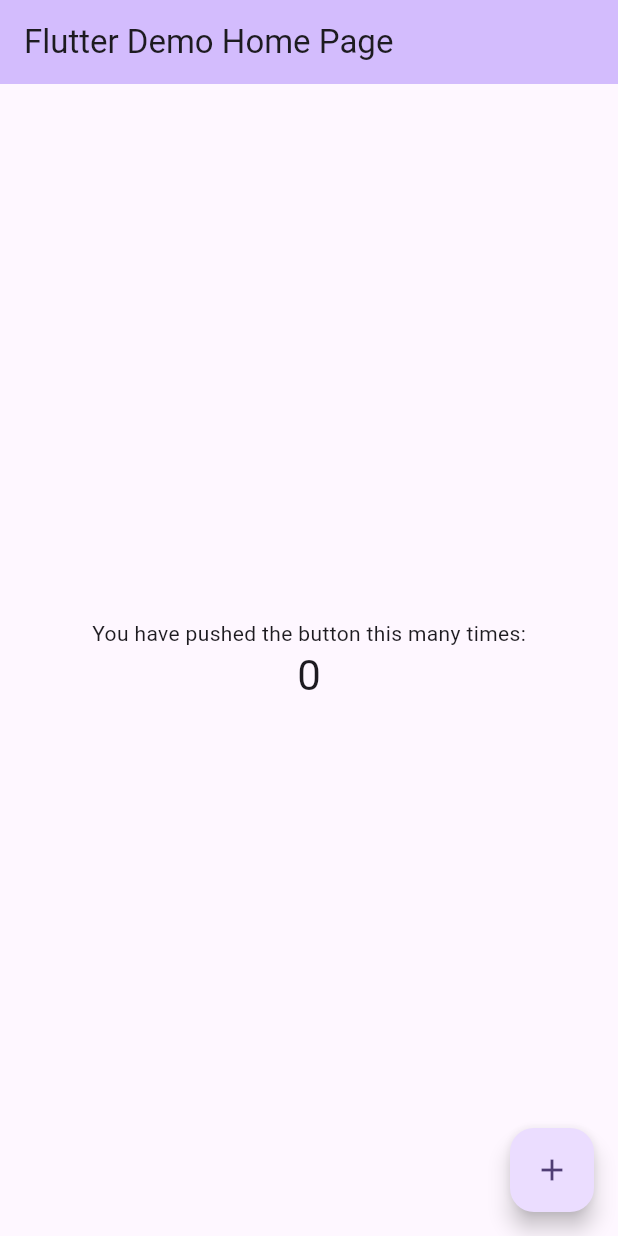
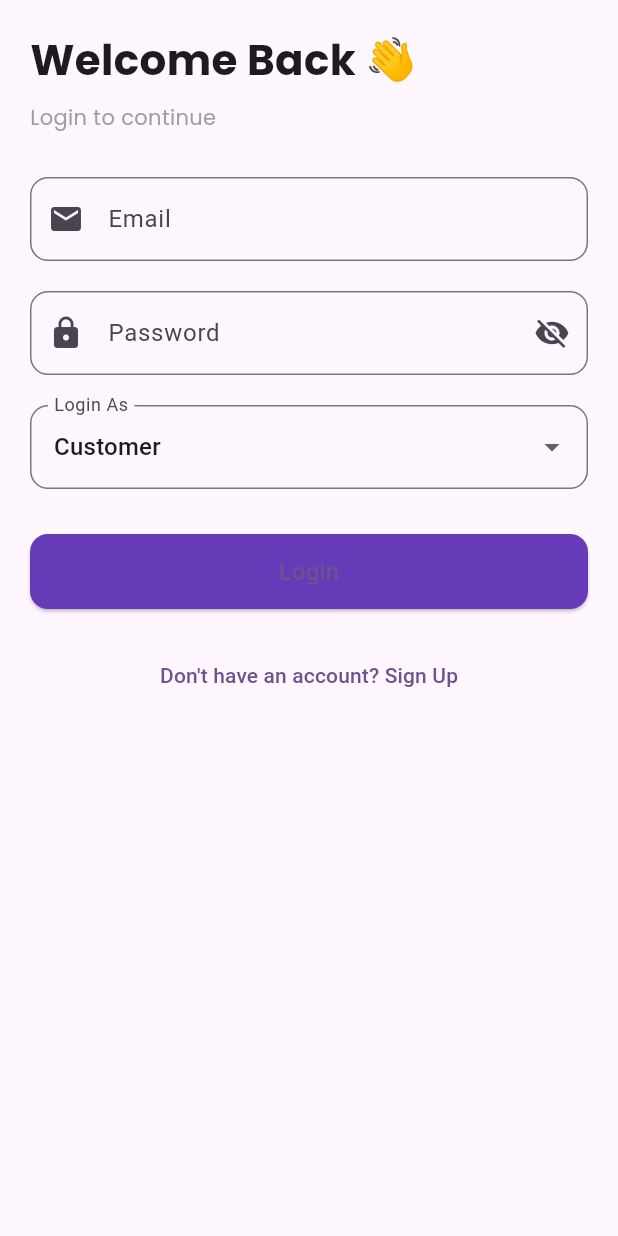
Before and after one commit to namal1230/Smart-Tv-Shop-AMD-, a Flutter app: the screen it shows after launch, on a phone screen of 412 x 824 dp. Run offline on Flutter 3.47's test engine with Material 3 defaults, Android fonts, the phone set to English and light mode, and no system bars; our stand-ins replace animate_do, fluttertoast, google_fonts.

Commit message:
complete login-page and signup-page ui

```diff
--- a/lib/main.dart
+++ b/lib/main.dart
@@ -1,4 +1,5 @@
 import 'package:flutter/material.dart';
+import 'package:smart_tv_shop/screens/auth/login_screen.dart';
 
 void main() {
   runApp(const MyApp());
@@ -30,93 +31,7 @@ class MyApp extends StatelessWidget {
         // tested with just a hot reload.
         colorScheme: .fromSeed(seedColor: Colors.deepPurple),
       ),
-      home: const MyHomePage(title: 'Flutter Demo Home Page'),
+      home: LoginScreen(),
     );
   }
 }
-
-class MyHomePage extends StatefulWidget {
-  const MyHomePage({super.key, required this.title});
-
-  // This widget is the home page of your application. It is stateful, meaning
-  // that it has a State object (defined below) that contains fields that affect
-  // how it looks.
-
-  // This class is the configuration for the state. It holds the values (in this
-  // case the title) provided by the parent (in this case the App widget) and
-  // used by the build method of the State. Fields in a Widget subclass are
-  // always marked "final".
-
-  final String title;
-
-  @override
-  State<MyHomePage> createState() => _MyHomePageState();
-}
-
-class _MyHomePageState extends State<MyHomePage> {
-  int _counter = 0;
-
-  void _incrementCounter() {
-    setState(() {
-      // This call to setState tells the Flutter framework that something has
-      // changed in this State, which causes it to rerun the build method below
-      // so that the display can reflect the updated values. If we changed
-      // _counter without calling setState(), then the build method would not be
-      // called again, and so nothing would appear to happen.
-      _counter++;
-    });
-  }
-
-  @override
-  Widget build(BuildContext context) {
-    // This method is rerun every time setState is called, for instance as done
-    // by the _incrementCounter method above.
-    //
-    // The Flutter framework has been optimized to make rerunning build methods
-    // fast, so that you can just rebuild anything that needs updating rather
-    // than having to individually change instances of widgets.
-    return Scaffold(
-      appBar: AppBar(
-        // TRY THIS: Try changing the color here to a specific color (to
-        // Colors.amber, perhaps?) and trigger a hot reload to see the AppBar
-        // change color while the other colors stay the same.
-        backgroundColor: Theme.of(context).colorScheme.inversePrimary,
-        // Here we take the value from the MyHomePage object that was created by
-        // the App.build method, and use it to set our appbar title.
-        title: Text(widget.title),
-      ),
-      body: Center(
-        // Center is a layout widget. It takes a single child and positions it
-        // in the middle of the parent.
-        child: Column(
-          // Column is also a layout widget. It takes a list of children and
-          // arranges them vertically. By default, it sizes itself to fit its
-          // children horizontally, and tries to be as tall as its parent.
-          //
-          // Column has various properties to control how it sizes itself and
-          // how it positions its children. Here we use mainAxisAlignment to
-          // center the children vertically; the main axis here is the vertical
-          // axis because Columns are vertical (the cross axis would be
-          // horizontal).
-          //
-          // TRY THIS: Invoke "debug painting" (choose the "Toggle Debug Paint"
-          // action in the IDE, or press "p" in the console), to see the
-          // wireframe for each widget.
-          mainAxisAlignment: .center,
-          children: [
-            const Text('You have pushed the button this many times:'),
-            Text(
-              '$_counter',
-              style: Theme.of(context).textTheme.headlineMedium,
-            ),
-          ],
-        ),
-      ),
-      floatingActionButton: FloatingActionButton(
-        onPressed: _incrementCounter,
-        tooltip: 'Increment',
-        child: const Icon(Icons.add),
-      ),
-    );
-  }
-}
--- /dev/null
+++ b/lib/screens/auth/login_screen.dart
@@ -0,0 +1,175 @@
+import 'package:animate_do/animate_do.dart';
+import 'package:flutter/material.dart';
+import 'package:fluttertoast/fluttertoast.dart';
+import 'package:google_fonts/google_fonts.dart';
+
+class LoginScreen extends StatefulWidget {
+  const LoginScreen({super.key});
+
+  @override
+  State<LoginScreen> createState() => _LoginScreenState();
+}
+
+class _LoginScreenState extends State<LoginScreen> {
+  final _emailController = TextEditingController();
+  final _passwordController = TextEditingController();
+
+  String selectedRole = "Customer";
+  bool obscurePassword = true;
+
+  void login() {
+    if (_emailController.text.isEmpty || _passwordController.text.isEmpty) {
+      Fluttertoast.showToast(msg: "Please fill all fields");
+      return;
+    }
+
+    Fluttertoast.showToast(
+      msg: "Login successful as $selectedRole",
+      backgroundColor: Colors.green,
+    );
+
+    if (selectedRole == "Owner") {
+      Navigator.pushReplacementNamed(context, '/ownerDashboard');
+    } else {
+      Navigator.pushReplacementNamed(context, '/customerHome');
+    }
+  }
+
+  @override
+  Widget build(BuildContext context) {
+    return Scaffold(
+      body: SafeArea(
+        child: SingleChildScrollView(
+          padding: const EdgeInsets.all(20),
+          child: Column(
+            crossAxisAlignment: CrossAxisAlignment.start,
+            children: [
+              FadeInDown(
+                child: Text(
+                  "Welcome Back 👋",
+                  style: GoogleFonts.poppins(
+                    fontSize: 28,
+                    fontWeight: FontWeight.bold,
+                  ),
+                ),
+              ),
+
+              const SizedBox(height: 8),
+
+              FadeInDown(
+                delay: const Duration(milliseconds: 200),
+                child: Text(
+                  "Login to continue",
+                  style: GoogleFonts.poppins(color: Colors.grey),
+                ),
+              ),
+
+              const SizedBox(height: 30),
+
+              FadeInLeft(
+                child: TextField(
+                  controller: _emailController,
+                  decoration: InputDecoration(
+                    labelText: "Email",
+                    prefixIcon: const Icon(Icons.email),
+                    border: OutlineInputBorder(
+                      borderRadius: BorderRadius.circular(12),
+                    ),
+                  ),
+                ),
+              ),
+
+              const SizedBox(height: 20),
+
+              FadeInRight(
+                child: TextField(
+                  controller: _passwordController,
+                  obscureText: obscurePassword,
+                  decoration: InputDecoration(
+                    labelText: "Password",
+                    prefixIcon: const Icon(Icons.lock),
+                    suffixIcon: IconButton(
+                      icon: Icon(
+                        obscurePassword
+                            ? Icons.visibility_off
+                            : Icons.visibility,
+                      ),
+                      onPressed: () {
+                        setState(() {
+                          obscurePassword = !obscurePassword;
+                        });
+                      },
+                    ),
+                    border: OutlineInputBorder(
+                      borderRadius: BorderRadius.circular(12),
+                    ),
+                  ),
+                ),
+              ),
+
+              const SizedBox(height: 20),
+
+              FadeInUp(
+                child: DropdownButtonFormField<String>(
+                  value: selectedRole,
+                  decoration: InputDecoration(
+                    labelText: "Login As",
+                    border: OutlineInputBorder(
+                      borderRadius: BorderRadius.circular(12),
+                    ),
+                  ),
+                  items: const [
+                    DropdownMenuItem(
+                      value: "Customer",
+                      child: Text("Customer"),
+                    ),
+                    DropdownMenuItem(value: "Owner", child: Text("Shop Owner")),
+                  ],
+                  onChanged: (value) {
+                    setState(() {
+                      selectedRole = value!;
+                    });
+                  },
+                ),
+              ),
+
+              const SizedBox(height: 30),
+
+              FadeInUp(
+                delay: const Duration(milliseconds: 200),
+                child: SizedBox(
+                  width: double.infinity,
+                  height: 50,
+                  child: ElevatedButton(
+                    onPressed: login,
+                    style: ElevatedButton.styleFrom(
+                      backgroundColor: Colors.deepPurple,
+                      shape: RoundedRectangleBorder(
+                        borderRadius: BorderRadius.circular(12),
+                      ),
+                    ),
+                    child: const Text("Login", style: TextStyle(fontSize: 16)),
+                  ),
+                ),
+              ),
+
+              const SizedBox(height: 20),
+
+              FadeInUp(
+                delay: const Duration(milliseconds: 300),
+                child: Center(
+                  child: TextButton(
+                    onPressed: () {
+                      Navigator.pushNamed(context, '/signup');
+                    },
+                    child: const Text("Don't have an account? Sign Up"),
+                  ),
+                ),
+              ),
+            ],
+          ),
+        ),
+      ),
+    );
+  }
+}
--- a/pubspec.yaml
+++ b/pubspec.yaml
@@ -30,6 +30,10 @@ environment:
 dependencies:
   flutter:
     sdk: flutter
+
+  fluttertoast: ^9.0.0
+  google_fonts: ^7.1.0
+  animate_do: ^4.2.0
 
   # The following adds the Cupertino Icons font to your application.
   # Use with the CupertinoIcons class for iOS style icons.
```
Also changed, not shown: lib/screens/auth/signup_screen.dart (added, +227 -0 lines), pubspec.lock.
